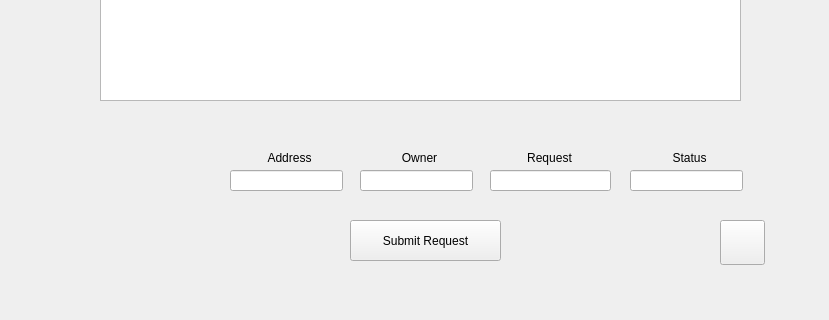
Above: MicroManage/maintenanceform.ui from greg-maceachern12/MicroManage before the change; both pictures show x 0 to 829 and y 270 to 590 of the 829 by 590 pixel window. Below: the same form after it.
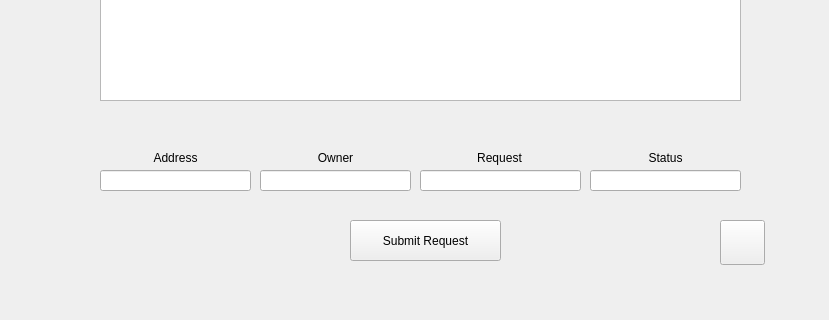
That is the form after the change.

Commit message: Fixed the alignment of the maintenance request forms.

The edit to the form file:
```diff
--- a/MicroManage/maintenanceform.ui
+++ b/MicroManage/maintenanceform.ui
@@ -56,123 +56,6 @@
    <property name="acceptDrops">
     <bool>true</bool>
    </property>
-   <widget class="QPushButton" name="newRow">
-    <property name="geometry">
-     <rect>
-      <x>350</x>
-      <y>490</y>
-      <width>151</width>
-      <height>41</height>
-     </rect>
-    </property>
-    <property name="text">
-     <string>Submit Request</string>
-    </property>
-   </widget>
-   <widget class="QLabel" name="maintenanceAddressLabel">
-    <property name="geometry">
-     <rect>
-      <x>260</x>
-      <y>420</y>
-      <width>59</width>
-      <height>16</height>
-     </rect>
-    </property>
-    <property name="text">
-     <string>Address</string>
-    </property>
-    <property name="alignment">
-     <set>Qt::AlignCenter</set>
-    </property>
-   </widget>
-   <widget class="QLabel" name="maintenanceOwnerLabel">
-    <property name="geometry">
-     <rect>
-      <x>390</x>
-      <y>420</y>
-      <width>59</width>
-      <height>16</height>
-     </rect>
-    </property>
-    <property name="text">
-     <string>Owner</string>
-    </property>
-    <property name="alignment">
-     <set>Qt::AlignCenter</set>
-    </property>
-   </widget>
-   <widget class="QLabel" name="maintenanceRequestLabel">
-    <property name="geometry">
-     <rect>
-      <x>520</x>
-      <y>420</y>
-      <width>59</width>
-      <height>16</height>
-     </rect>
-    </property>
-    <property name="text">
-     <string>Request</string>
-    </property>
-    <property name="alignment">
-     <set>Qt::AlignCenter</set>
-    </property>
-   </widget>
-   <widget class="QLabel" name="maintenanceStatusLabel">
-    <property name="geometry">
-     <rect>
-      <x>660</x>
-      <y>420</y>
-      <width>59</width>
-      <height>16</height>
-     </rect>
-    </property>
-    <property name="text">
-     <string>Status</string>
-    </property>
-    <property name="alignment">
-     <set>Qt::AlignCenter</set>
-    </property>
-   </widget>
-   <widget class="QLineEdit" name="addressTxt">
-    <property name="geometry">
-     <rect>
-      <x>230</x>
-      <y>440</y>
-      <width>113</width>
-      <height>21</height>
-     </rect>
-    </property>
-   </widget>
-   <widget class="QLineEdit" name="ownerTxt">
-    <property name="geometry">
-     <rect>
-      <x>360</x>
-      <y>440</y>
-      <width>113</width>
-      <height>21</height>
-     </rect>
-    </property>
-   </widget>
-   <widget class="QLineEdit" name="requestTxt">
-    <property name="geometry">
-     <rect>
-      <x>490</x>
-      <y>440</y>
-      <width>121</width>
-      <height>21</height>
-     </rect>
-    </property>
-   </widget>
-   <widget class="QLineEdit" name="statusTxt">
-    <property name="geometry">
-     <rect>
-      <x>630</x>
-      <y>440</y>
-      <width>113</width>
-      <height>21</height>
-     </rect>
-    </property>
-   </widget>
   </widget>
   <widget class="QTableView" name="maintenanceTable">
    <property name="geometry">
@@ -197,6 +80,123 @@
     <string/>
    </property>
   </widget>
+  <widget class="QLineEdit" name="addressTxt">
+   <property name="geometry">
+    <rect>
+     <x>100</x>
+     <y>440</y>
+     <width>151</width>
+     <height>21</height>
+    </rect>
+   </property>
+  </widget>
+  <widget class="QLineEdit" name="ownerTxt">
+   <property name="geometry">
+    <rect>
+     <x>260</x>
+     <y>440</y>
+     <width>151</width>
+     <height>21</height>
+    </rect>
+   </property>
+  </widget>
+  <widget class="QLineEdit" name="requestTxt">
+   <property name="geometry">
+    <rect>
+     <x>420</x>
+     <y>440</y>
+     <width>161</width>
+     <height>21</height>
+    </rect>
+   </property>
+  </widget>
+  <widget class="QLineEdit" name="statusTxt">
+   <property name="geometry">
+    <rect>
+     <x>590</x>
+     <y>440</y>
+     <width>151</width>
+     <height>21</height>
+    </rect>
+   </property>
+  </widget>
+  <widget class="QLabel" name="maintenanceOwnerLabel">
+   <property name="geometry">
+    <rect>
+     <x>300</x>
+     <y>420</y>
+     <width>71</width>
+     <height>16</height>
+    </rect>
+   </property>
+   <property name="text">
+    <string>Owner</string>
+   </property>
+   <property name="alignment">
+    <set>Qt::AlignCenter</set>
+   </property>
+  </widget>
+  <widget class="QLabel" name="maintenanceRequestLabel">
+   <property name="geometry">
+    <rect>
+     <x>470</x>
+     <y>420</y>
+     <width>59</width>
+     <height>16</height>
+    </rect>
+   </property>
+   <property name="text">
+    <string>Request</string>
+   </property>
+   <property name="alignment">
+    <set>Qt::AlignCenter</set>
+   </property>
+  </widget>
+  <widget class="QLabel" name="maintenanceStatusLabel">
+   <property name="geometry">
+    <rect>
+     <x>630</x>
+     <y>420</y>
+     <width>71</width>
+     <height>16</height>
+    </rect>
+   </property>
+   <property name="text">
+    <string>Status</string>
+   </property>
+   <property name="alignment">
+    <set>Qt::AlignCenter</set>
+   </property>
+  </widget>
+  <widget class="QPushButton" name="newRow">
+   <property name="geometry">
+    <rect>
+     <x>350</x>
+     <y>490</y>
+     <width>151</width>
+     <height>41</height>
+    </rect>
+   </property>
+   <property name="text">
+    <string>Submit Request</string>
+   </property>
+  </widget>
+  <widget class="QLabel" name="maintenanceAddressLabel">
+   <property name="geometry">
+    <rect>
+     <x>140</x>
+     <y>420</y>
+     <width>71</width>
+     <height>16</height>
+    </rect>
+   </property>
+   <property name="text">
+    <string>Address</string>
+   </property>
+   <property name="alignment">
+    <set>Qt::AlignCenter</set>
+   </property>
+  </widget>
   <zorder>Maintenance</zorder>
   <zorder>menuButton</zorder>
   <zorder>headerLabel</zorder>
```
Left out of the diff: 9 changed lines with no effect on the pictures. The commit also changes 2 other files.
